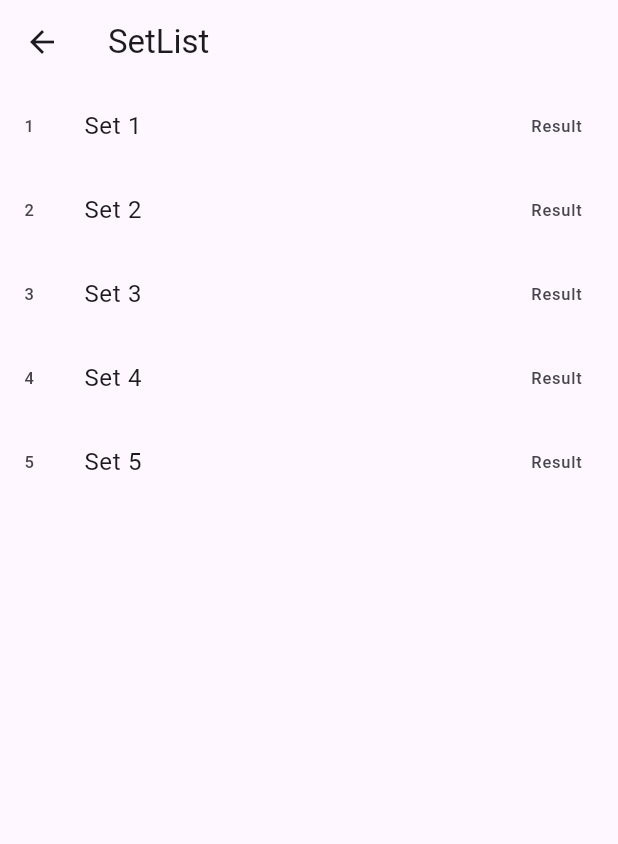
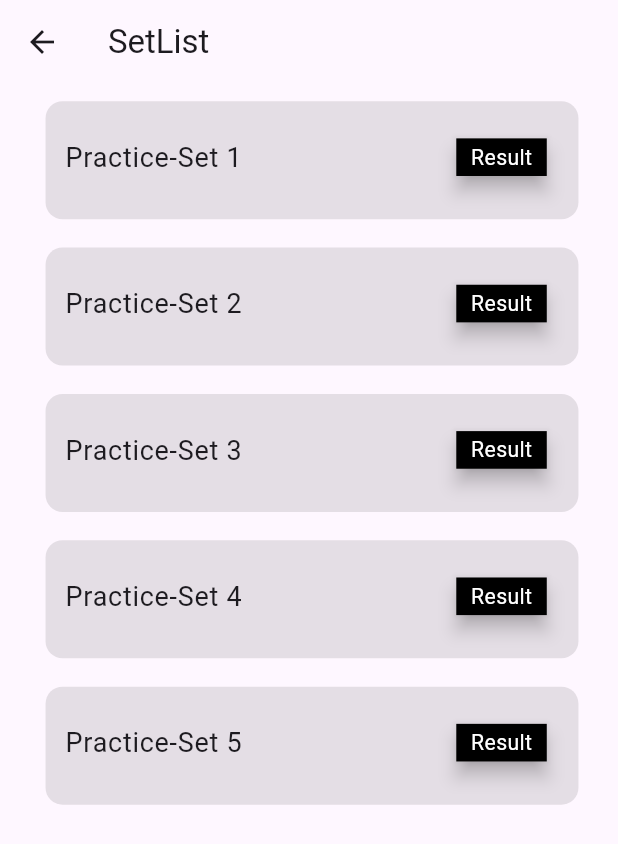
Before and after one commit to Mikeruss1418/flutter_intern, a Flutter app: the screen it shows after launch, after a tap on the "menu" icon, on a phone screen of 412 x 824 dp. Shown: the top 844 px of the screen. Run offline on Flutter 3.47's test engine with Material 3 defaults, Android fonts, the phone set to English and light mode, and no system bars; our stand-ins replace bloc, flutter_bloc, flutter_html, flutter_screenutil, html_unescape, scrollable_positioned_list and 1 more.

Commit message:
complete ms

```diff
--- a/lib/homepage/bloc/home_bloc.dart
+++ b/lib/homepage/bloc/home_bloc.dart
@@ -1,10 +1,7 @@
-import 'dart:convert';
 import 'dart:math';
 
 import 'package:bloc/bloc.dart';
-import 'package:html_unescape/html_unescape.dart';
 import 'package:meta/meta.dart';
-import 'package:shared_preferences/shared_preferences.dart';
 
 part 'home_event.dart';
 part 'home_state.dart';
--- a/lib/homepage/bloc/home_state.dart
+++ b/lib/homepage/bloc/home_state.dart
@@ -7,14 +7,13 @@ class HomeState {
   final List<Map<String, dynamic>>? randomMcqs;
   final int? setnumber;
   final String? errorMessage;
-  final Map<int, String>? selectedanswer;
+
 
   const HomeState._({
     required this.status,
     this.randomMcqs,
     this.setnumber,
     this.errorMessage,
-    this.selectedanswer,
   });
 
   // Initial state
@@ -35,8 +34,7 @@ class HomeState {
   factory HomeState.error(String message) =>
       HomeState._(status: HomeStatus.error, errorMessage: message);
   // // Review class states
-  // factory HomeState.review(Map<int, String> selectedanswer) =>
-  //     HomeState._(status: HomeStatus.review, selectedanswer: selectedanswer);
+
   factory HomeState.saveallanswer() =>
       const HomeState._(status: HomeStatus.saveallanswer);
 }
--- a/lib/homepage/ui/home.dart
+++ b/lib/homepage/ui/home.dart
@@ -1,18 +1,15 @@
-import 'dart:developer';
-
 import 'package:flutter/material.dart';
 import 'package:flutter_bloc/flutter_bloc.dart';
 import 'package:flutter_screenutil/flutter_screenutil.dart';
 import 'package:mmccqq/homepage/Datas/test_dummy_data.dart';
-// import 'package:mmccqq/homepage/ui/mcqpage.dart';
 import 'package:mmccqq/homepage/ui/setlist.dart';
+import 'package:mmccqq/homepage/ui/widgets/listview.dart';
 
 import '../../mcqpage/ui/mcqpage.dart';
 import '../bloc/home_bloc.dart';
 
 class Home extends StatelessWidget {
   const Home({super.key});
-
 
   @override
   Widget build(BuildContext context) {
@@ -39,13 +36,6 @@ class Home extends StatelessWidget {
       ),
       body: BlocConsumer<HomeBloc, HomeState>(
         listener: (context, state) {
-          if (state.status == HomeState.error) {
-            ScaffoldMessenger.of(context).showSnackBar(
-              SnackBar(
-                content: Text(state.errorMessage!),
-              ),
-            );
-          }
           if (state.status == HomeStatus.loaded) {
             Navigator.push(
                 context,
@@ -68,54 +58,13 @@ class Home extends StatelessWidget {
             child: ListView.builder(
               itemCount: 5,
               itemBuilder: (context, index) {
-                return Padding(
-                  padding: EdgeInsets.all(10.r),
-                  child: Container(
-                    decoration: BoxDecoration(
-                      borderRadius: BorderRadius.circular(12.r),
-                      boxShadow: [
-                        BoxShadow(
-                          color: Colors.black.withOpacity(0.1),
-                          blurRadius: 0,
-                          offset: const Offset(2, 2),
-                        ),
-                      ],
-                    ),
-                    child: ListTile(
-                      contentPadding: EdgeInsets.symmetric(
-                          horizontal: 16.r, vertical: 12.r),
-                      tileColor: Colors.grey[0],
-                      onTap: () {
-                        context.read<HomeBloc>().add(LoadRandomMCqEvent(
-                            mcqs: testList, setnumber: index + 1));
-                      },
-                      leading: Text(
-                        '${index + 1}.',
-                        style: TextStyle(fontSize: 18.sp),
-                      ),
-                      title: Text(
-                        'Set ${index + 1}',
-                        style: TextStyle(fontSize: 19.sp),
-                      ),
-                      trailing: SizedBox(
-                        height: 35.h,
-                        width: 65.w,
-                        child: Card(
-                          shape: const RoundedRectangleBorder(),
-                          color: Colors.black,
-                          elevation: 5,
-                          child: Center(
-                            child: Text(
-                              'Start!!',
-                              style: TextStyle(
-                                  fontSize: 15.sp, color: Colors.white),
-                            ),
-                          ),
-                        ),
-                      ),
-                    ),
-                  ),
-                );
+                return Listview(
+                    onTap: () {
+                      context.read<HomeBloc>().add(LoadRandomMCqEvent(
+                          mcqs: testList, setnumber: index + 1));
+                    },
+                    text: 'Start!!',
+                    index: index);
               },
             ),
           );
--- a/lib/homepage/ui/setlist.dart
+++ b/lib/homepage/ui/setlist.dart
@@ -92,7 +92,9 @@
 //   }
 // }
 import 'package:flutter/material.dart';
+import 'package:flutter_screenutil/flutter_screenutil.dart';
 import 'package:mmccqq/homepage/ui/savedset.dart';
+import 'package:mmccqq/homepage/ui/widgets/listview.dart';
 
 class Setlist extends StatefulWidget {
   const Setlist({super.key});
@@ -106,18 +108,23 @@ class _SetlistState extends State<Setlist> {
   Widget build(BuildContext context) {
     return Scaffold(
       appBar: AppBar(
-        title: Text('SetList'),
+        title: const Text('SetList'),
       ),
-      body: ListView.builder(
-        itemCount: 5,
-        itemBuilder: (context, index) {
-          return ListTile(
-            onTap: () =>Navigator.push(context,MaterialPageRoute(builder: (context) => Savedset(setnumber: index+1),),),
-            leading: Text('${index +1}'),
-            title: Text('Set ${index +1}'),
-            trailing: Text('Result'),
-          );
-        },
+      body: Padding(
+        padding: EdgeInsets.symmetric(horizontal: 18.w),
+        child: ListView.builder(
+          itemCount: 5,
+          itemBuilder: (context, index) {
+            return Listview(
+                onTap: () => Navigator.push(
+                    context,
+                    MaterialPageRoute(
+                      builder: (context) => Savedset(setnumber: index + 1),
+                    )),
+                text: 'Result',
+                index: index);
+          },
+        ),
       ),
     );
   }
--- /dev/null
+++ b/lib/homepage/ui/widgets/listview.dart
@@ -0,0 +1,63 @@
+import 'package:flutter/material.dart';
+import 'package:flutter_screenutil/flutter_screenutil.dart';
+
+class Listview extends StatelessWidget {
+  final Function() onTap;
+  final String text;
+  final int index;
+  const Listview(
+      {super.key,
+      required this.onTap,
+      required this.text,
+      required this.index});
+
+  @override
+  Widget build(BuildContext context) {
+    return Padding(
+      padding: EdgeInsets.all(10.r),
+      child: Container(
+        decoration: BoxDecoration(
+          borderRadius: BorderRadius.circular(12.r),
+          boxShadow: [
+            BoxShadow(
+              color: Colors.black.withOpacity(0.1),
+              blurRadius: 0,
+              offset: const Offset(2, 2),
+            ),
+          ],
+        ),
+        child: ListTile(
+          enableFeedback: true,
+          selectedColor: Colors.black,
+          contentPadding:
+              EdgeInsets.symmetric(horizontal: 16.r, vertical: 12.r),
+          tileColor: Colors.grey[0],
+          onTap: onTap,
+          //  () {
+          //   context.read<HomeBloc>().add(LoadRandomMCqEvent(
+          //       mcqs: testList, setnumber: index + 1));
+          // },
+          title: Text(
+            'Practice-Set ${index + 1}',
+            style: TextStyle(fontSize: 19.sp),
+          ),
+          trailing: SizedBox(
+            height: 35.h,
+            width: 65.w,
+            child: Card(
+              shape: const RoundedRectangleBorder(),
+              color: Colors.black,
+              elevation: 5,
+              child: Center(
+                child: Text(
+                  text,
+                  style: TextStyle(fontSize: 15.sp, color: Colors.white),
+                ),
+              ),
+            ),
+          ),
+        ),
+      ),
+    );
+  }
+}
```
Also changed, not shown: lib/blocobserver.dart (+12 -28 lines), lib/homepage/ui/savedset.dart (+27 -17 lines), lib/mcqpage/bloc/mcq_bloc.dart (+1 -26 lines), lib/mcqpage/bloc/mcq_event.dart (+0 -12 lines), lib/mcqpage/bloc/mcq_state.dart (+2 -7 lines), lib/mcqpage/ui/check.dart (+0 -12 lines), lib/mcqpage/ui/mcqpage.dart (+4 -6 lines), lib/mcqpage/ui/review.dart (+22 -40 lines), lib/mcqpage/widgets/mcqpagelayout.dart (added).
